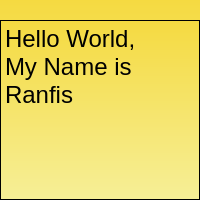
This is forms/note.ui in ranfis/notes as Qt 5 draws it before an edit. The edited form follows.
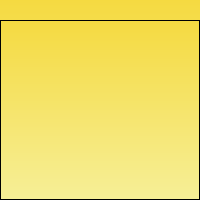
This is the edited form. Icons and pictures are not drawn.

Commit message: Agrega boton de 'limpiar' y dialogos de confirmacion para cerrar y limpiar

```diff
--- a/forms/note.ui
+++ b/forms/note.ui
@@ -115,7 +115,7 @@
      </layout>
     </item>
     <item>
-     <widget class="QPlainTextEdit" name="note_text">
+     <widget class="QTextEdit" name="note_text">
       <property name="sizePolicy">
        <sizepolicy hsizetype="Expanding" vsizetype="Expanding">
         <horstretch>0</horstretch>
@@ -135,12 +135,12 @@
       <property name="horizontalScrollBarPolicy">
        <enum>Qt::ScrollBarAlwaysOff</enum>
       </property>
-      <property name="plainText">
-       <string>Hello World, 
-My Name is Ranfis</string>
-      </property>
-      <property name="centerOnScroll">
-       <bool>false</bool>
+      <property name="html">
+       <string>&lt;!DOCTYPE HTML PUBLIC &quot;-//W3C//DTD HTML 4.0//EN&quot; &quot;http://www.w3.org/TR/REC-html40/strict.dtd&quot;&gt;
+&lt;html&gt;&lt;head&gt;&lt;meta name=&quot;qrichtext&quot; content=&quot;1&quot; /&gt;&lt;style type=&quot;text/css&quot;&gt;
+p, li { white-space: pre-wrap; }
+&lt;/style&gt;&lt;/head&gt;&lt;body style=&quot; font-family:'ReenieBeanie'; font-size:24px; font-weight:400; font-style:normal;&quot;&gt;
+&lt;p style=&quot;-qt-paragraph-type:empty; margin-top:0px; margin-bottom:0px; margin-left:0px; margin-right:0px; -qt-block-indent:0; text-indent:0px;&quot;&gt;&lt;br /&gt;&lt;/p&gt;&lt;/body&gt;&lt;/html&gt;</string>
       </property>
      </widget>
     </item>
```
Left out of the diff: 26 changed lines with no effect on the pictures. The commit also changes 2 other files.
